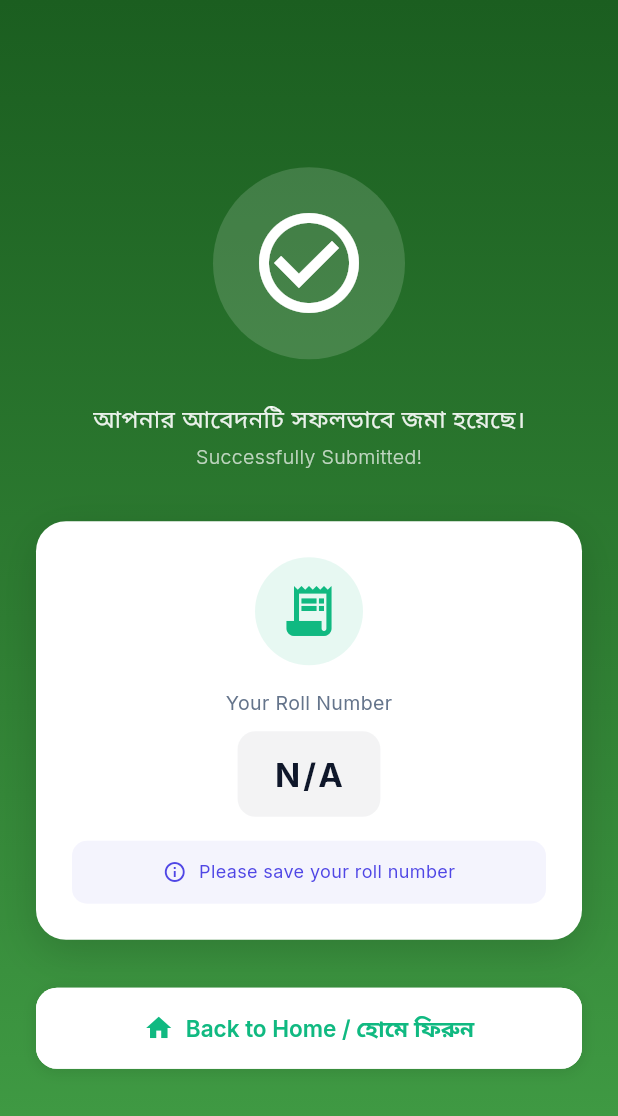
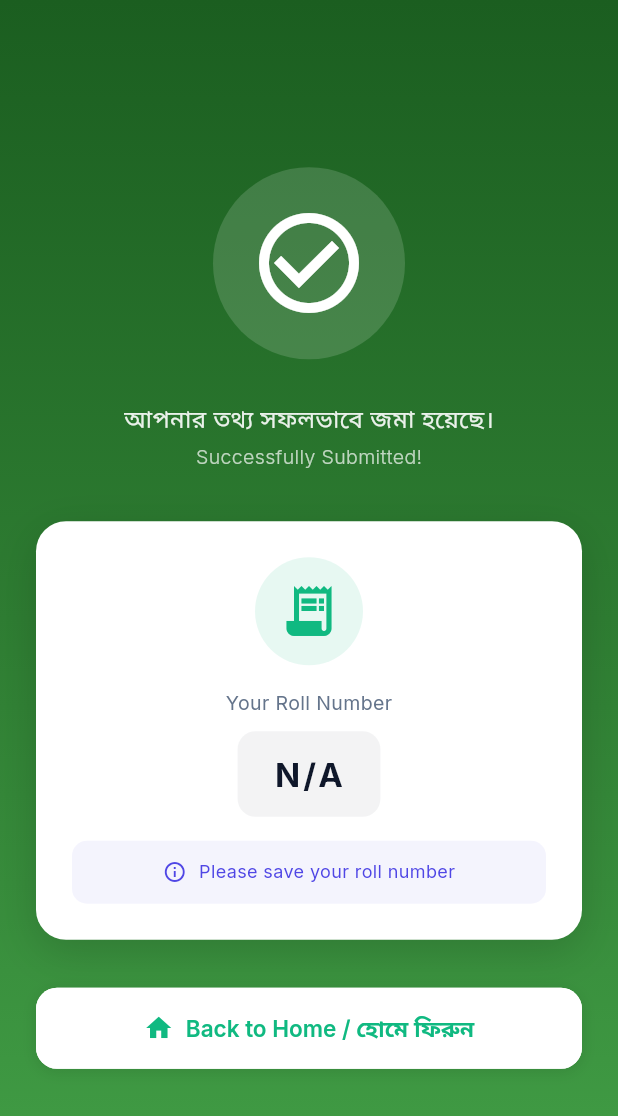
Before and after one commit to MuazRahman/ntc_admission_portal, a Flutter app: the SuccessPage screen opened by its route, on a phone screen of 412 x 824 dp. Shown: the top 1116 px of the screen. Run offline on Flutter 3.47's test engine with Material 3 defaults, Android fonts, the light colour scheme and no system bars; drawn by our look-alikes of flutter_animate; our stand-ins replace get, google_fonts, image_picker, shared_preferences; accounts and stored records are empty.

Commit message:
success page ui updated

```diff
--- a/lib/presentation/views/success_page.dart
+++ b/lib/presentation/views/success_page.dart
@@ -60,7 +60,7 @@ class SuccessPage extends StatelessWidget {
                     ).animate().fadeIn(delay: 200.ms),
                   const SizedBox(height: 4),
                   Text(
-                    'আপনার আবেদনটি সফলভাবে জমা হয়েছে।',
+                    'আপনার তথ্য সফলভাবে জমা হয়েছে।',
                     style: TextStyle(
                       fontSize: isMobile ? 16 : 20,
                       fontWeight: FontWeight.w400,
```
